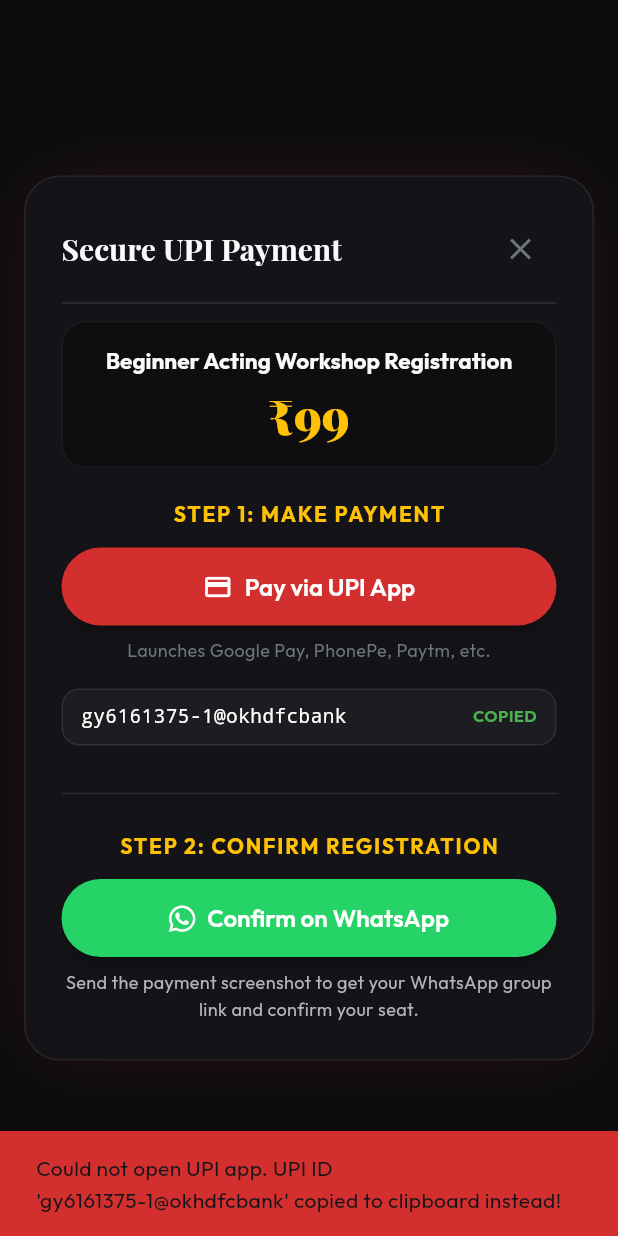
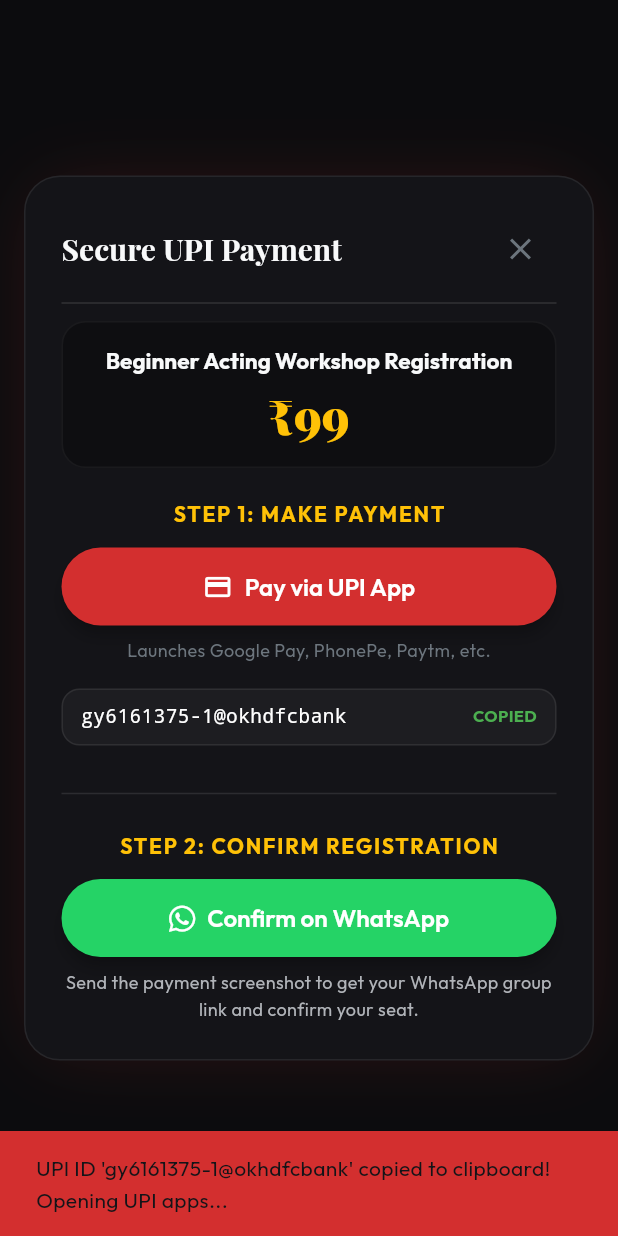
Before and after one commit to Verjot002/rangmanch, a Flutter app: the PaymentDialog widget shown alone on an empty page, opened directly, after a tap on "Pay via UPI App", on a phone screen of 412 x 824 dp. Run offline on Flutter 3.47's test engine with Material 3 defaults, Android fonts, the phone set to English and light mode, and no system bars; our stand-ins replace font_awesome_flutter, google_fonts.

Commit message:
Fix UPI app redirect on mobile browsers by bypassing canLaunchUrl check and adding clipboard fallback

```diff
--- a/lib/widgets/payment_dialog.dart
+++ b/lib/widgets/payment_dialog.dart
@@ -40,18 +40,25 @@
 
   Future<void> _launchUpi() async {
     final uri = Uri.parse(_upiUrl);
-    if (await canLaunchUrl(uri)) {
-      await launchUrl(uri, mode: LaunchMode.externalApplication);
-    } else {
-      // Fallback: Copy UPI ID to clipboard and alert the user
-      Clipboard.setData(ClipboardData(text: widget.upiId));
+
+    // Copy to clipboard immediately as fallback
+    await Clipboard.setData(ClipboardData(text: widget.upiId));
+    if (mounted) {
       setState(() => _copied = true);
       ScaffoldMessenger.of(context).showSnackBar(
         SnackBar(
-          content: Text("Could not open UPI app. UPI ID '${widget.upiId}' copied to clipboard instead!"),
+          content: Text("UPI ID '${widget.upiId}' copied to clipboard! Opening UPI apps..."),
           backgroundColor: AppColors.primary,
+          duration: const Duration(seconds: 5),
         ),
       );
+    }
+
+    try {
+      // Attempt to launch the UPI app directly
+      await launchUrl(uri, mode: LaunchMode.externalApplication);
+    } catch (e) {
+      debugPrint("Could not launch UPI URL: $e");
     }
   }
 
```
